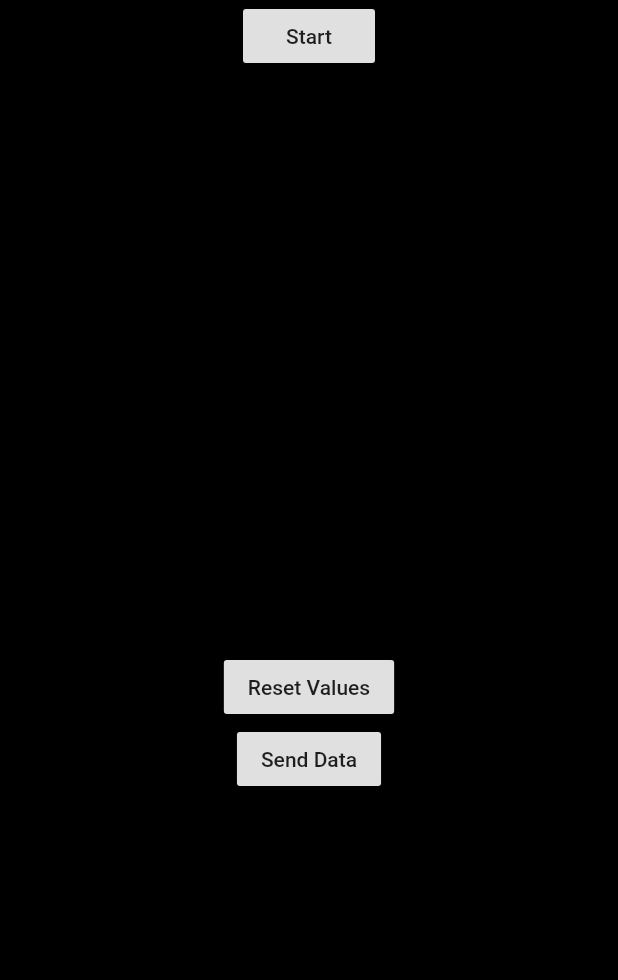
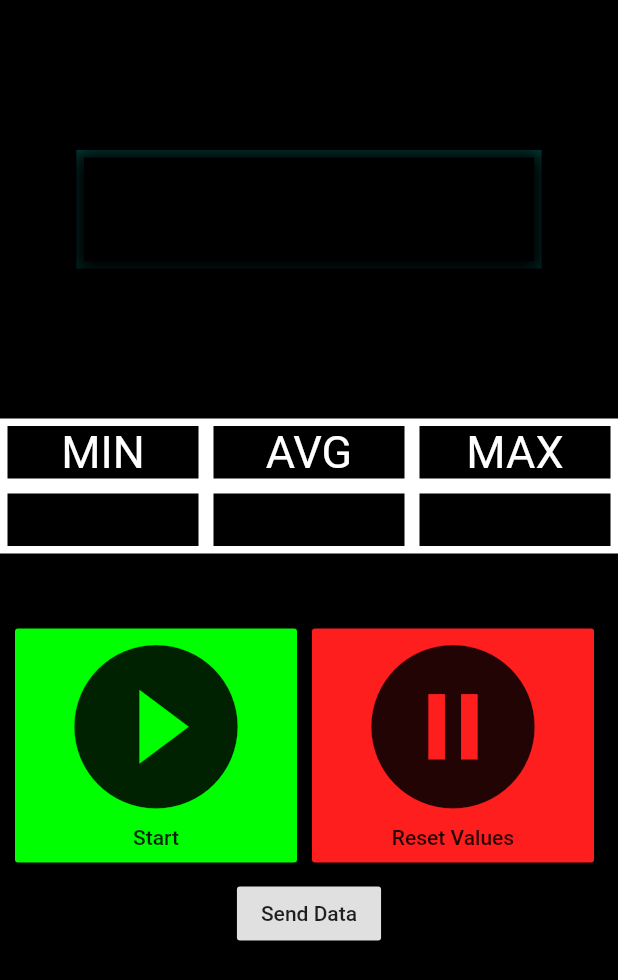
Before and after one commit to CodeWizrd001/EVS_front, a Flutter app: the Magnet screen opened by its route, on a phone screen of 412 x 824 dp. Shown: the top 980 px of the screen. Run offline on Flutter 3.47's test engine with Material 2 defaults, Android fonts, the phone set to English and light mode, and no system bars; our stand-ins replace charts_flutter, device_info; missing offline and left inert: country_code, flutter_sensors, flutter_sim_country_code, random_color; statements that could not run were skipped.

Commit message:
Modified Data Page

```diff
--- a/lib/pages/globals.dart
+++ b/lib/pages/globals.dart
@@ -6,7 +6,7 @@ DeviceInfoPlugin deviceInfo = DeviceInfoPlugin() ;
 AndroidDeviceInfo androidInfo  ;
 Future<AndroidDeviceInfo> androidFuture ;
 
-var host = "3.16.28.159" ;
+var host = "192.168.1.33" ;
 var port = 8000 ;
 var url = "http://$host:$port" ;
 String locale ;
@@ -15,7 +15,6 @@ class Info {
   static Future<AndroidDeviceInfo> initInfo() async {
     androidInfo = await deviceInfo.androidInfo ;
     locale = await FlutterSimCountryCode.simCountryCode ;
-    var country = CountryCode.IN ;
     print("Init Done $locale ${CountryCode.parse(locale)}") ;
     return await deviceInfo.androidInfo ;
   }
--- a/lib/pages/magnet.dart
+++ b/lib/pages/magnet.dart
@@ -39,10 +39,15 @@ class _MagnetState extends State<Magnet> {
   bool _magAvail = false;
   List<double> _magData;
 
+  TextStyle thStyle = TextStyle(
+    color: Colors.white,
+    fontSize: 30,
+  );
+
   void _checkMagStatus() async {
     await manager.isSensorAvailable(Sensors.MAGNETIC_FIELD).then(
       (value) {
-        if(!mounted) return ;
+        if (!mounted) return;
         setState(() {
           _magAvail = value;
           print(value);
@@ -58,6 +63,7 @@ class _MagnetState extends State<Magnet> {
 
   Future<void> _startMag() async {
     if (!_magAvail) return;
+    if (r != 0) return;
     final stream = await SensorManager().sensorUpdates(
       sensorId: Sensors.MAGNETIC_FIELD,
       interval: Sensors.SENSOR_DELAY_FASTEST,
@@ -65,7 +71,7 @@ class _MagnetState extends State<Magnet> {
     _magSubscription = stream.listen(
       (event) {
         _magData = event.data;
-        if(!mounted) return ;
+        if (!mounted) return;
         setState(() {
           var sq = _magData[0] * _magData[0] +
               _magData[1] * _magData[1] +
@@ -115,21 +121,21 @@ class _MagnetState extends State<Magnet> {
         backgroundColor: Colors.black,
         body: Column(
           children: <Widget>[
-            RaisedButton(
-              child: Text("Start"),
-              onPressed: () => _startMag(),
-            ),
             SizedBox(
-              height: 150,
+              height: 100,
             ),
             Center(
               child: Container(
                 decoration: BoxDecoration(
-                    boxShadow: [
+                  border: Border.all(color: Colors.teal, width: 5),
+                ),
+                child: Container(
+                  padding: EdgeInsets.all(5),
+                  decoration: BoxDecoration(boxShadow: [
                     BoxShadow(
                       color: Color.fromRGBO(r, g, 0, 1),
-                        blurRadius: 0.0,
-                        spreadRadius: 0.0,
+                      blurRadius: 16.0,
+                      spreadRadius: 15.0,
                       offset: Offset(
                         0.0,
                         3.0,
@@ -144,44 +150,162 @@ class _MagnetState extends State<Magnet> {
                   ),
                 ),
               ),
-            Center(
+            ),
+            SizedBox(
+              height: 100,
+            ),
+            Row(
+              children: <Widget>[
+                Container(
+                  decoration: BoxDecoration(
+                      border: Border.all(color: Colors.white, width: 5)),
+                  width: MediaQuery.of(context).size.width / 3,
+                  child: Center(
                     child: Text(
-                "MIN : ${min.toStringAsPrecision(5)}",
-                style: TextStyle(
-                  color: Color.fromRGBO(rmin, gmin, 0, 1),
-                  fontSize: 50,
+                      "MIN",
+                      style: thStyle,
                     ),
                   ),
                 ),
-            Center(
-              child: Container(
-                color: Color.fromRGBO(rmax, gmax, 0, 1),
+                Container(
+                  decoration: BoxDecoration(
+                      border: Border.all(color: Colors.white, width: 5)),
+                  width: MediaQuery.of(context).size.width / 3,
+                  child: Center(
                     child: Text(
-                  "MAX : ${max.toStringAsPrecision(5)}",
+                      "AVG",
+                      style: thStyle,
+                    ),
+                  ),
+                ),
+                Container(
+                  decoration: BoxDecoration(
+                      border: Border.all(color: Colors.white, width: 5)),
+                  width: MediaQuery.of(context).size.width / 3,
+                  child: Center(
+                    child: Text(
+                      "MAX",
+                      style: thStyle,
+                    ),
+                  ),
+                ),
+              ],
+            ),
+            Row(
+              children: <Widget>[
+                Container(
+                  decoration: BoxDecoration(
+                    color: Color.fromRGBO(rmin, gmin, 0, 1),
+                    border: Border.all(
+                      color: Colors.white,
+                      width: 5,
+                    ),
+                  ),
+                  width: MediaQuery.of(context).size.width / 3,
+                  child: Center(
+                    child: Text(
+                      "${min.toStringAsPrecision(5)}",
                       style: TextStyle(
-                    fontSize: 50,
+                        fontSize: 30,
                       ),
                     ),
                   ),
                 ),
-            Center(
+                Container(
+                  decoration: BoxDecoration(
+                    color: Color.fromRGBO(ravg, gavg, 0, 1),
+                    border: Border.all(
+                      color: Colors.white,
+                      width: 5,
+                    ),
+                  ),
+                  width: MediaQuery.of(context).size.width / 3,
+                  child: Center(
                     child: Text(
-                "AVG : ${avg.toStringAsPrecision(5)}",
+                      "${avg.toStringAsPrecision(5)}",
                       style: TextStyle(
-                  color: Color.fromRGBO(ravg, gavg, 0, 1),
-                  fontSize: 50,
+                        fontSize: 30,
                       ),
                     ),
                   ),
+                ),
+                Container(
+                  decoration: BoxDecoration(
+                    color: Color.fromRGBO(rmax, gmax, 0, 1),
+                    border: Border.all(
+                      color: Colors.white,
+                      width: 5,
+                    ),
+                  ),
+                  width: MediaQuery.of(context).size.width / 3,
+                  child: Center(
+                    child: Text(
+                      "${max.toStringAsPrecision(5)}",
+                      style: TextStyle(
+                        fontSize: 30,
+                      ),
+                    ),
+                  ),
+                ),
+              ],
+            ),
+            SizedBox(
+              height: 50,
+            ),
+            Row(
+              children: <Widget>[
+                SizedBox(
+                  width: 10,
+                ),
                 RaisedButton(
-              child: Text("Reset Values"),
+                  color: Color.fromRGBO(0, 255, 0, 1),
+                  child: Container(
+                    decoration: BoxDecoration(
+                      borderRadius: BorderRadius.circular(10),
+                    ),
+                    width: MediaQuery.of(context).size.width / 2 - 50,
+                    height: MediaQuery.of(context).size.width / 2 - 50,
+                    child: Center(
+                      child: Column(
+                        children: <Widget>[
+                          Icon(
+                            Icons.play_circle_filled,
+                            size: MediaQuery.of(context).size.width / 2 - 75,
+                          ),
+                          Text("Start"),
+                        ],
+                      ),
+                    ),
+                  ),
+                  onPressed: () => _startMag(),
+                ),
+                SizedBox(
+                  width: 10,
+                ),
+                RaisedButton(
+                  color: Color.fromRGBO(255, 30, 30, 1),
+                  child: Container(
+                    width: MediaQuery.of(context).size.width / 2 - 50,
+                    height: MediaQuery.of(context).size.width / 2 - 50,
+                    child: Center(
+                      child: Column(
+                        children: <Widget>[
+                          Icon(
+                            Icons.pause_circle_filled,
+                            size: MediaQuery.of(context).size.width / 2 - 75,
+                          ),
+                          Text("Reset Values"),
+                        ],
+                      ),
+                    ),
+                  ),
                   onPressed: () {
                     _stopMag();
-                if(!mounted) return ;
+                    if (!mounted) return;
                     setState(() {
                       size = 0;
                       data = 0;
-                  min = double.maxFinite;
+                      min = 10000;
                       max = 0;
                       avg = 0;
                       r = 0;
@@ -194,6 +318,11 @@ class _MagnetState extends State<Magnet> {
                       gavg = 0;
                     });
                   },
+                ),
+              ],
+            ),
+            SizedBox(
+              height: 10,
             ),
             RaisedButton(
               child: Text("Send Data"),
```
Lines whose indentation alone changed are shown as unchanged.
